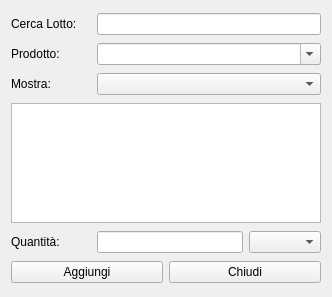
fblabs/hamlet-mod-sancon, file hlastlots.ui: the form before one commit.
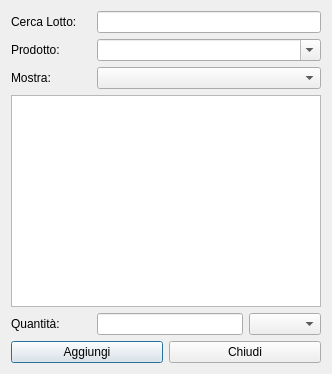
The form after the commit. Icons and pictures are not drawn.

What changed in the file:
```diff
--- a/hlastlots.ui
+++ b/hlastlots.ui
@@ -10,7 +10,7 @@
     <x>0</x>
     <y>0</y>
     <width>332</width>
-    <height>297</height>
+    <height>374</height>
    </rect>
   </property>
   <property name="windowTitle">
@@ -92,18 +92,7 @@
     </layout>
    </item>
    <item>
-    <widget class="QListView" name="lvLastLots">
-     <property name="maximumSize">
-      <size>
-       <width>16777215</width>
-       <height>120</height>
-      </size>
-     </property>
-     <property name="font">
-      <font>
-       <pointsize>12</pointsize>
-      </font>
-     </property>
+    <widget class="QTableView" name="tvLots">
      <property name="editTriggers">
       <set>QAbstractItemView::NoEditTriggers</set>
      </property>
@@ -113,11 +102,14 @@
      <property name="selectionBehavior">
       <enum>QAbstractItemView::SelectRows</enum>
      </property>
+     <attribute name="verticalHeaderVisible">
+      <bool>false</bool>
+     </attribute>
     </widget>
    </item>
    <item>
-    <layout class="QHBoxLayout" name="horizontalLayout_4">
-     <item>
+    <layout class="QGridLayout" name="gridLayout">
+     <item row="0" column="0">
       <widget class="QLabel" name="label_3">
        <property name="minimumSize">
         <size>
@@ -136,10 +128,10 @@
        </property>
       </widget>
      </item>
-     <item>
+     <item row="0" column="1">
       <widget class="QLineEdit" name="leQua"/>
      </item>
-     <item>
+     <item row="0" column="2">
       <widget class="QComboBox" name="cbUI"/>
      </item>
     </layout>
@@ -155,6 +147,12 @@
         <iconset resource="icons.qrc">
          <normaloff>:/Resources/Accept64.png</normaloff>:/Resources/Accept64.png</iconset>
        </property>
+       <property name="autoDefault">
+        <bool>true</bool>
+       </property>
+       <property name="default">
+        <bool>true</bool>
+       </property>
       </widget>
      </item>
      <item>
```
Left out of the diff: 3 changed lines with no effect on the pictures.
